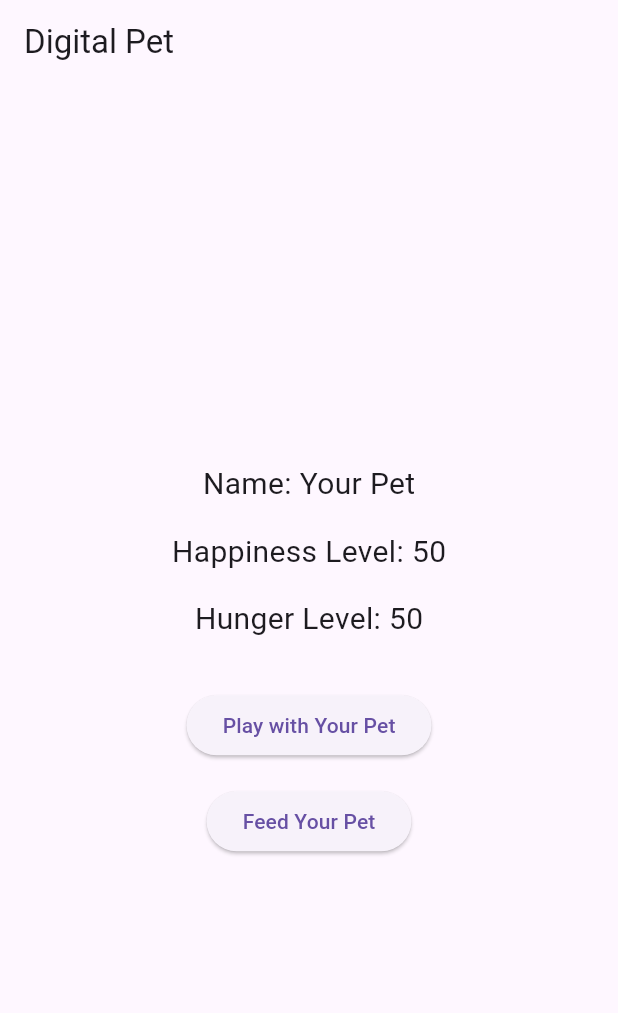
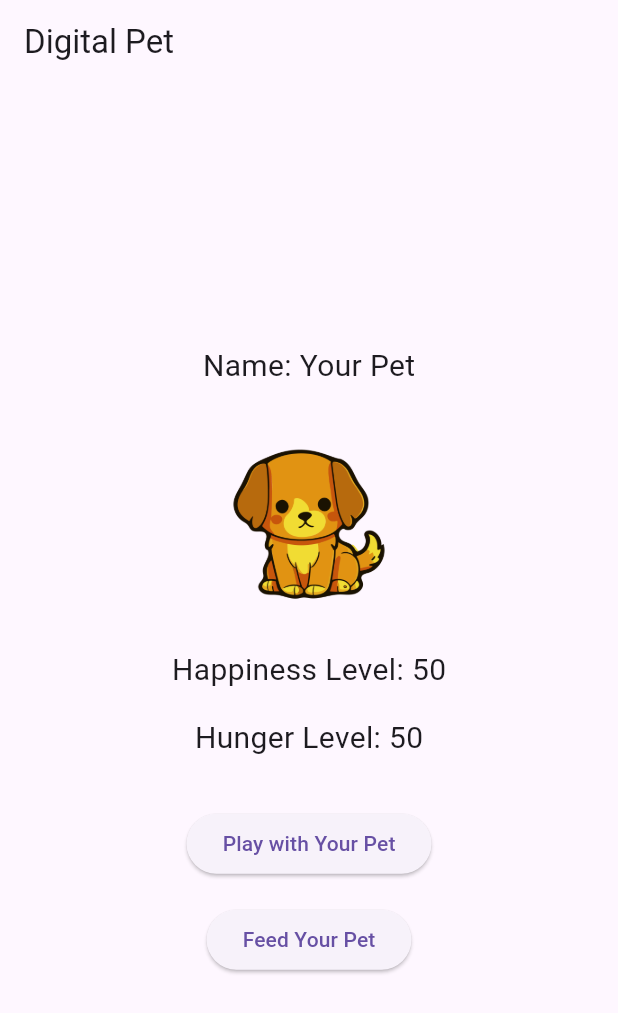
Before and after one commit to willmorgan11/act05, a Flutter app: the screen it shows after launch, on a phone screen of 412 x 824 dp. Shown: the top 1013 px of the screen. Run offline on Flutter 3.47's test engine with Material 3 defaults, Android fonts, the light colour scheme and no system bars.

Commit message:
Added dynamic pet color change

```diff
--- a/lib/main.dart
+++ b/lib/main.dart
@@ -16,6 +16,12 @@ class _DigitalPetAppState extends State<DigitalPetApp> {
   int happinessLevel = 50;
   int hungerLevel = 50;
 
+  // dynamic pet color change
+  Color _moodColor() {
+    if (happinessLevel > 70) return Colors.green;
+    if (happinessLevel >= 30) return Colors.yellow;
+    return Colors.red;
+  }
   void _playWithPet() {
     setState(() {
       happinessLevel += 10;
@@ -60,6 +66,20 @@ class _DigitalPetAppState extends State<DigitalPetApp> {
           children: <Widget>[
             Text('Name: $petName', style: TextStyle(fontSize: 20.0)),
             SizedBox(height: 16.0),
+            // color filter for pet image
+            ColorFiltered(
+              colorFilter: ColorFilter.mode(
+                _moodColor(),
+                BlendMode.modulate,
+              ),
+              child: Image.asset(
+                'assets/image2.png',
+                width: 150,
+                height: 150,
+              ),
+            ),
+
+            SizedBox(height: 8.0),
             Text('Happiness Level: $happinessLevel', style: TextStyle(fontSize: 20.0)),
             SizedBox(height: 16.0),
             Text('Hunger Level: $hungerLevel', style: TextStyle(fontSize: 20.0)),
--- a/pubspec.yaml
+++ b/pubspec.yaml
@@ -31,6 +31,7 @@ dependencies:
   flutter:
     sdk: flutter
 
+
   # The following adds the Cupertino Icons font to your application.
   # Use with the CupertinoIcons class for iOS style icons.
   cupertino_icons: ^1.0.8
@@ -58,9 +59,8 @@ flutter:
   uses-material-design: true
 
   # To add assets to your application, add an assets section, like this:
-  # assets:
-  #   - images/a_dot_burr.jpeg
-  #   - images/a_dot_ham.jpeg
+  assets:
+   - assets/image2.png
 
   # An image asset can refer to one or more resolution-specific "variants", see
   # https://flutter.dev/to/resolution-aware-images
```
